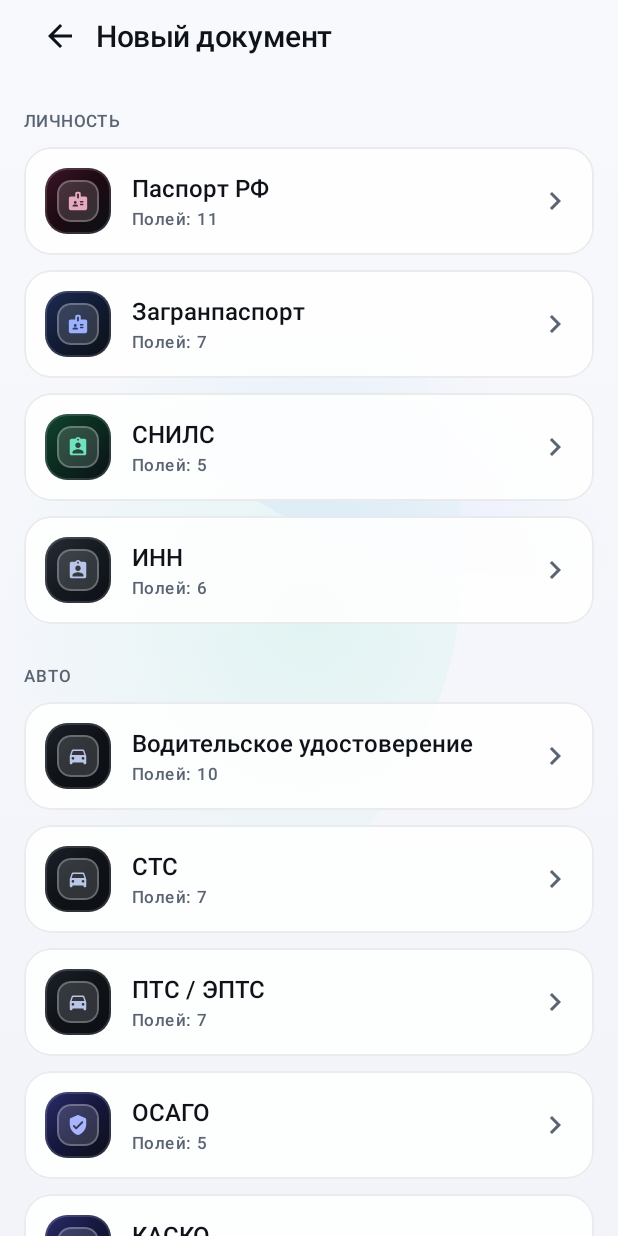
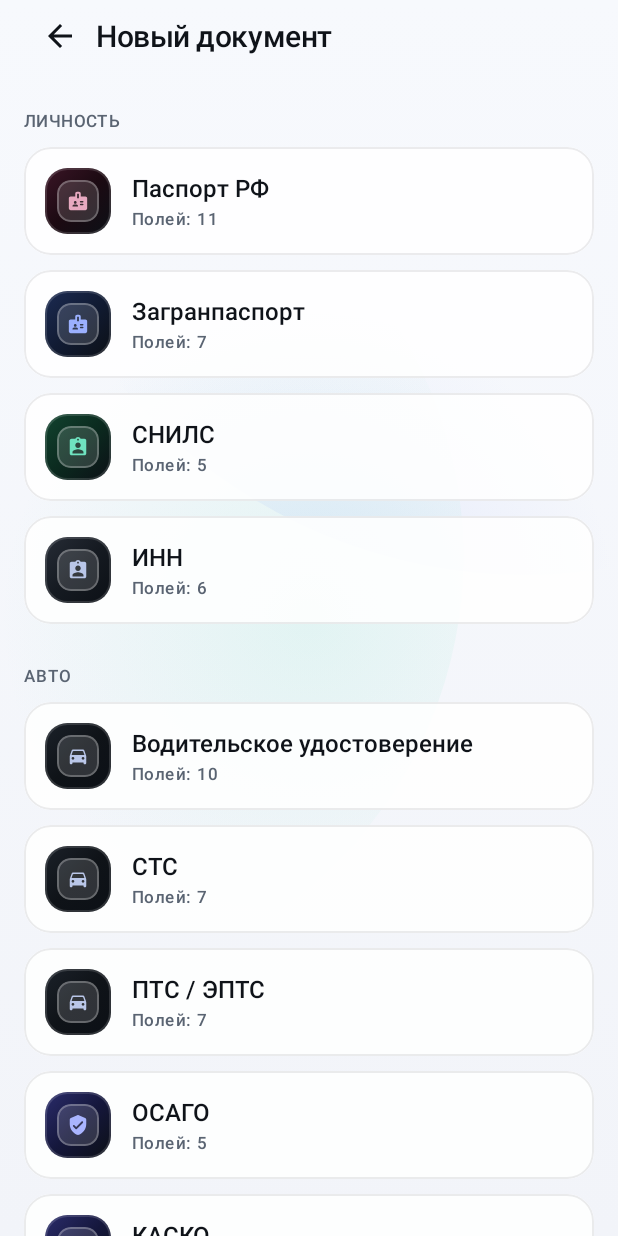
Before and after one commit to cxstx13/wallet, an Android app built with Jetpack Compose: the composable TemplatePickerScreen shown on its own in the app's theme, on a phone screen of 412 x 824 dp. Run offline under Robolectric (Android 15) with nearby library versions, the phone set to English and light mode, and no system bars; 5 statements that could not run were skipped.

Commit message:
Update TemplatePickerScreen.kt

```diff
--- a/app/src/main/java/ru/rfdocs/wallet/ui/screens/TemplatePickerScreen.kt
+++ b/app/src/main/java/ru/rfdocs/wallet/ui/screens/TemplatePickerScreen.kt
@@ -19,7 +19,6 @@ import androidx.compose.foundation.shape.RoundedCornerShape
 import androidx.compose.foundation.verticalScroll
 import androidx.compose.material.icons.Icons
 import androidx.compose.material.icons.automirrored.filled.ArrowBack
-import androidx.compose.material.icons.automirrored.filled.KeyboardArrowRight
 import androidx.compose.material3.Icon
 import androidx.compose.material3.IconButton
 import androidx.compose.material3.MaterialTheme
@@ -87,10 +86,7 @@ fun TemplatePickerScreen(
                 SectionTitle(text = category.label)
                 Spacer(Modifier.height(10.dp))
                 templates.forEach { template ->
-                    TemplateRow(
-                        template = template,
-                        onClick = { onPick(template.key) }
-                    )
+                    TemplateRow(template = template, onClick = { onPick(template.key) })
                     Spacer(Modifier.height(10.dp))
                 }
             }
@@ -128,11 +124,7 @@ private fun TemplateRow(
                 .size(44.dp)
                 .clip(RoundedCornerShape(15.dp))
                 .background(Brush.linearGradient(gradient.colors))
-                .border(
-                    width = 1.dp,
-                    color = Color.White.copy(alpha = 0.14f),
-                    shape = RoundedCornerShape(15.dp)
-                ),
+                .border(1.dp, Color.White.copy(alpha = 0.14f), RoundedCornerShape(15.dp)),
             contentAlignment = Alignment.Center
         ) {
             TypeBadge(
@@ -161,11 +153,5 @@ private fun TemplateRow(
                 color = MaterialTheme.colorScheme.onSurfaceVariant
             )
         }
-
-        Icon(
-            imageVector = Icons.AutoMirrored.Filled.KeyboardArrowRight,
-            contentDescription = null,
-            tint = MaterialTheme.colorScheme.onSurfaceVariant
-        )
     }
 }
```
